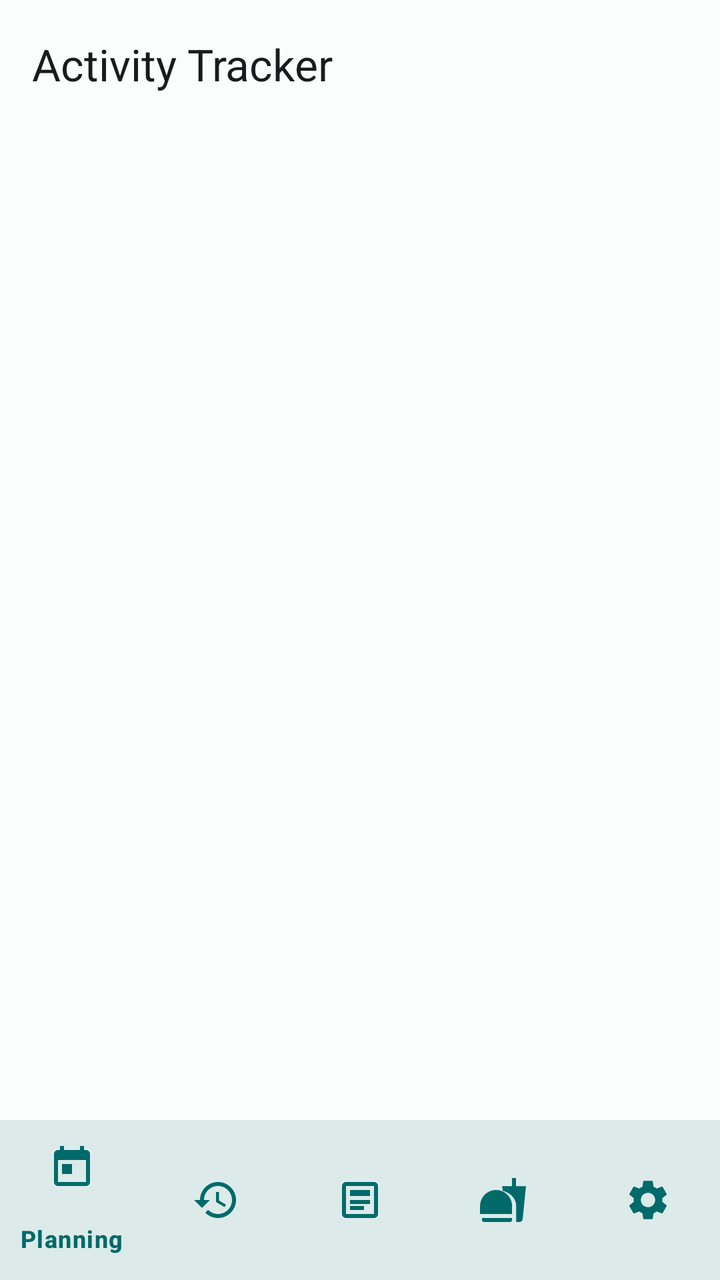
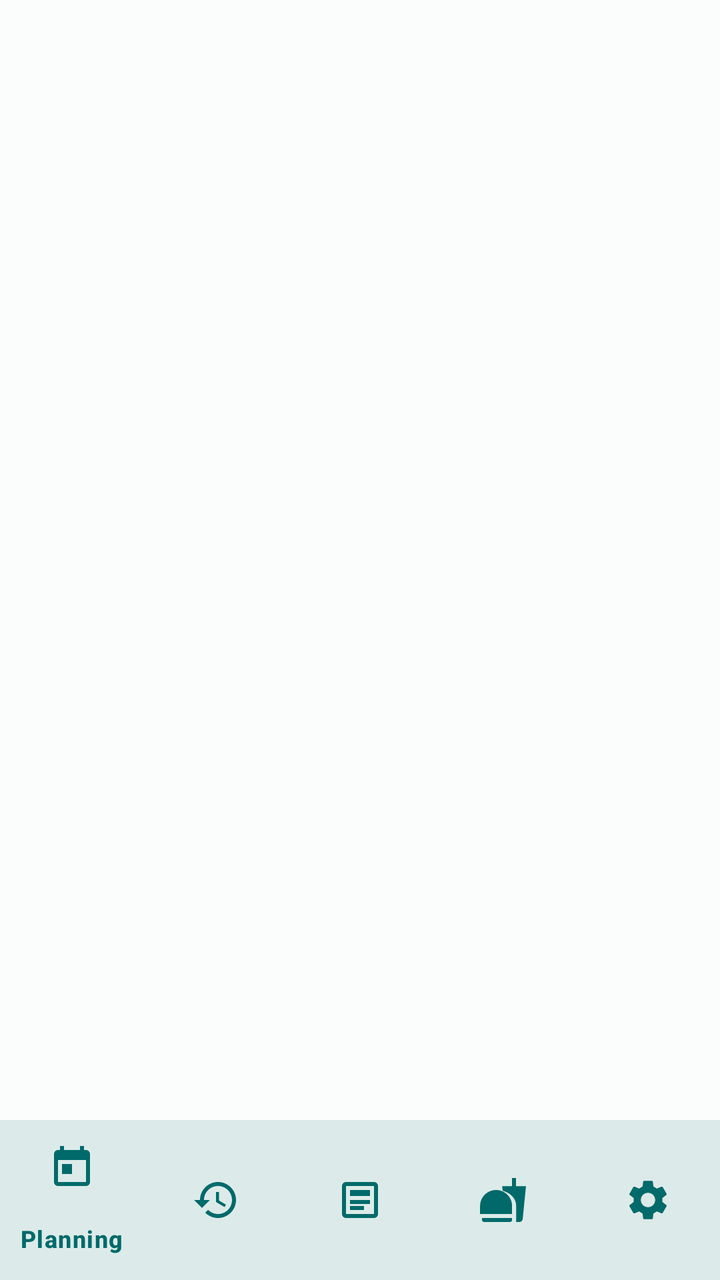

Two renders of the same Android screen: before a commit and after it. Below are the layout's source before the change and the commit's diff.
<!-- AndroidManifest.xml: application theme Theme.ActivityTracker -->
<!-- res/layout/activity_main.xml -->
<?xml version="1.0" encoding="utf-8"?>
<androidx.constraintlayout.widget.ConstraintLayout xmlns:android="http://schemas.android.com/apk/res/android"
    xmlns:app="http://schemas.android.com/apk/res-auto"
    android:id="@+id/main_root"
    android:layout_width="match_parent"
    android:layout_height="match_parent"
    android:background="?android:attr/colorBackground">

    <com.google.android.material.appbar.AppBarLayout
        android:id="@+id/app_bar_layout"
        android:layout_width="0dp"
        android:layout_height="wrap_content"
        android:background="?attr/colorSurface"
        app:elevation="2dp"
        app:layout_constraintTop_toTopOf="parent"
        app:layout_constraintStart_toStartOf="parent"
        app:layout_constraintEnd_toEndOf="parent">

        <com.google.android.material.appbar.MaterialToolbar
            android:id="@+id/top_toolbar"
            android:layout_width="match_parent"
            android:layout_height="?attr/actionBarSize"
            app:title="@string/app_name"
            app:titleTextColor="?attr/colorOnSurface"
            app:titleTextAppearance="@style/TextAppearance.Material3.TitleLarge" />
    </com.google.android.material.appbar.AppBarLayout>

    
    <FrameLayout
        android:id="@+id/fragment_container"
        android:layout_width="0dp"
        android:layout_height="0dp"
        app:layout_constraintTop_toBottomOf="@id/app_bar_layout"
        app:layout_constraintBottom_toTopOf="@id/bottom_navigation"
        app:layout_constraintStart_toStartOf="parent"
        app:layout_constraintEnd_toEndOf="parent" />

    
    <com.google.android.material.bottomnavigation.BottomNavigationView
        android:id="@+id/bottom_navigation"
        android:layout_width="0dp"
        android:layout_height="wrap_content"
        android:background="?attr/colorSurface"
        app:elevation="8dp"
        app:itemIconTint="?attr/colorPrimary"
        app:itemTextColor="?attr/colorPrimary"
        app:menu="@menu/bottom_nav_menu"
        app:layout_constraintBottom_toBottomOf="parent"
        app:layout_constraintStart_toStartOf="parent"
        app:layout_constraintEnd_toEndOf="parent" />

</androidx.constraintlayout.widget.ConstraintLayout>
<!-- resources referenced by this layout -->
<resources>
  <string name="app_name">Activity Tracker</string>
  <style name="Theme.ActivityTracker" parent="Theme.Material3.DayNight.NoActionBar">
          
          <item name="colorPrimary">@color/md_theme_light_primary</item>
          <item name="colorOnPrimary">@color/md_theme_light_onPrimary</item>
          <item name="colorPrimaryContainer">@color/md_theme_light_primaryContainer</item>
          <item name="colorOnPrimaryContainer">@color/md_theme_light_onPrimaryContainer</item>
  
          
          <item name="colorSecondary">@color/md_theme_light_secondary</item>
          <item name="colorOnSecondary">@color/md_theme_light_onSecondary</item>
          <item name="colorSecondaryContainer">@color/md_theme_light_secondaryContainer</item>
          <item name="colorOnSecondaryContainer">@color/md_theme_light_onSecondaryContainer</item>
  
          
          <item name="colorTertiary">@color/md_theme_light_tertiary</item>
          <item name="colorOnTertiary">@color/md_theme_light_onTertiary</item>
          <item name="colorTertiaryContainer">@color/md_theme_light_tertiaryContainer</item>
          <item name="colorOnTertiaryContainer">@color/md_theme_light_onTertiaryContainer</item>
  
          
          <item name="colorError">@color/md_theme_light_error</item>
          <item name="colorOnError">@color/md_theme_light_onError</item>
  
          
          <item name="android:colorBackground">@color/md_theme_light_background</item>
          <item name="colorOnBackground">@color/md_theme_light_onBackground</item>
          <item name="colorSurface">@color/md_theme_light_surface</item>
          <item name="colorOnSurface">@color/md_theme_light_onSurface</item>
          <item name="colorSurfaceVariant">@color/md_theme_light_surfaceVariant</item>
          <item name="colorOnSurfaceVariant">@color/md_theme_light_onSurfaceVariant</item>
          <item name="colorOutline">@color/md_theme_light_outline</item>
  
          
          <item name="autoCompleteTextViewStyle">@style/Widget.ActivityTracker.AutoCompleteTextView</item>
  
          
          <item name="android:statusBarColor">@android:color/transparent</item>
          <item name="android:navigationBarColor">@android:color/transparent</item>
      </style>
  <color name="md_theme_light_primary">#006A6A</color>
  <color name="md_theme_light_onPrimary">#FFFFFF</color>
  <color name="md_theme_light_primaryContainer">#6FF7F6</color>
  <color name="md_theme_light_onPrimaryContainer">#002020</color>
  <color name="md_theme_light_secondary">#4A6363</color>
  <color name="md_theme_light_onSecondary">#FFFFFF</color>
  <color name="md_theme_light_secondaryContainer">#CCE8E7</color>
  <color name="md_theme_light_onSecondaryContainer">#051F20</color>
  <color name="md_theme_light_tertiary">#4B607C</color>
  <color name="md_theme_light_onTertiary">#FFFFFF</color>
  <color name="md_theme_light_tertiaryContainer">#D3E4FF</color>
  <color name="md_theme_light_onTertiaryContainer">#041C35</color>
  <color name="md_theme_light_error">#BA1A1A</color>
  <color name="md_theme_light_onError">#FFFFFF</color>
  <color name="md_theme_light_background">#FAFDFB</color>
  <color name="md_theme_light_onBackground">#191C1C</color>
  <color name="md_theme_light_surface">#FAFDFB</color>
  <color name="md_theme_light_onSurface">#191C1C</color>
  <color name="md_theme_light_surfaceVariant">#DAE5E4</color>
  <color name="md_theme_light_onSurfaceVariant">#3F4948</color>
  <color name="md_theme_light_outline">#6F7979</color>
  <style name="Widget.ActivityTracker.AutoCompleteTextView" parent="Widget.AppCompat.AutoCompleteTextView">
          <item name="android:textColor">@color/autocomplete_text</item>
          <item name="android:textColorHint">@color/autocomplete_subtext</item>
          <item name="android:popupBackground">@color/autocomplete_bg</item>
      </style>
  <color name="autocomplete_text">#191C1C</color>
  <color name="autocomplete_subtext">#5B6464</color>
  <color name="autocomplete_bg">#FFFFFF</color>
</resources>

<!-- the commit's change to res/layout/activity_main.xml (unified diff, before → after) -->
@@ -16,13 +16,6 @@
         app:layout_constraintStart_toStartOf="parent"
         app:layout_constraintEnd_toEndOf="parent">
 
-        <com.google.android.material.appbar.MaterialToolbar
-            android:id="@+id/top_toolbar"
-            android:layout_width="match_parent"
-            android:layout_height="?attr/actionBarSize"
-            app:title="@string/app_name"
-            app:titleTextColor="?attr/colorOnSurface"
-            app:titleTextAppearance="@style/TextAppearance.Material3.TitleLarge" />
     </com.google.android.material.appbar.AppBarLayout>
 
     
<!-- resource entries referenced after the edit -->
@@ -1,6 +1,5 @@
 <!-- resources referenced by this layout -->
 <resources>
-  <string name="app_name">Activity Tracker</string>
   <style name="Theme.ActivityTracker" parent="Theme.Material3.DayNight.NoActionBar">
           
           <item name="colorPrimary">@color/md_theme_light_primary</item>
